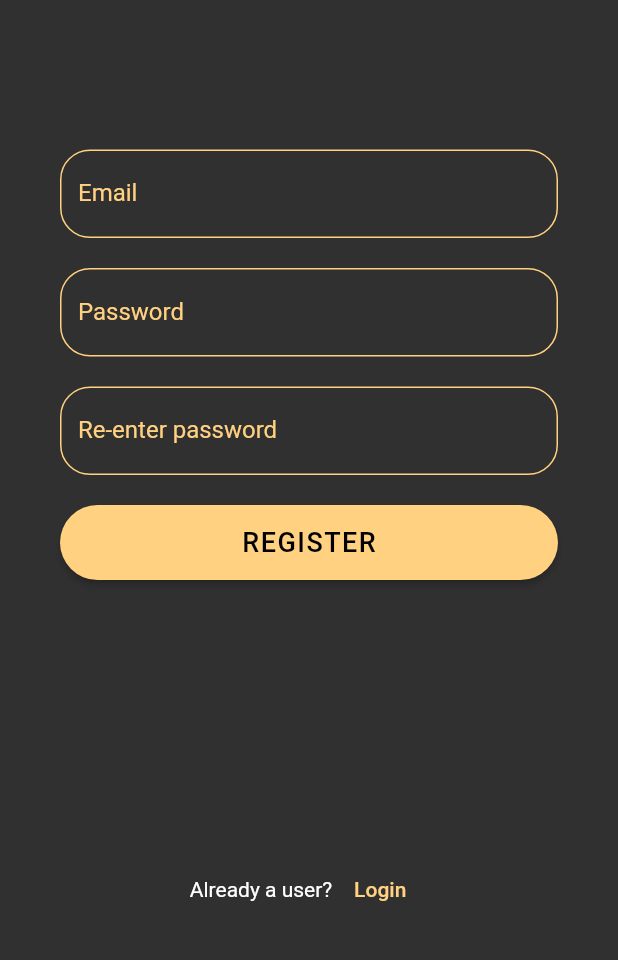
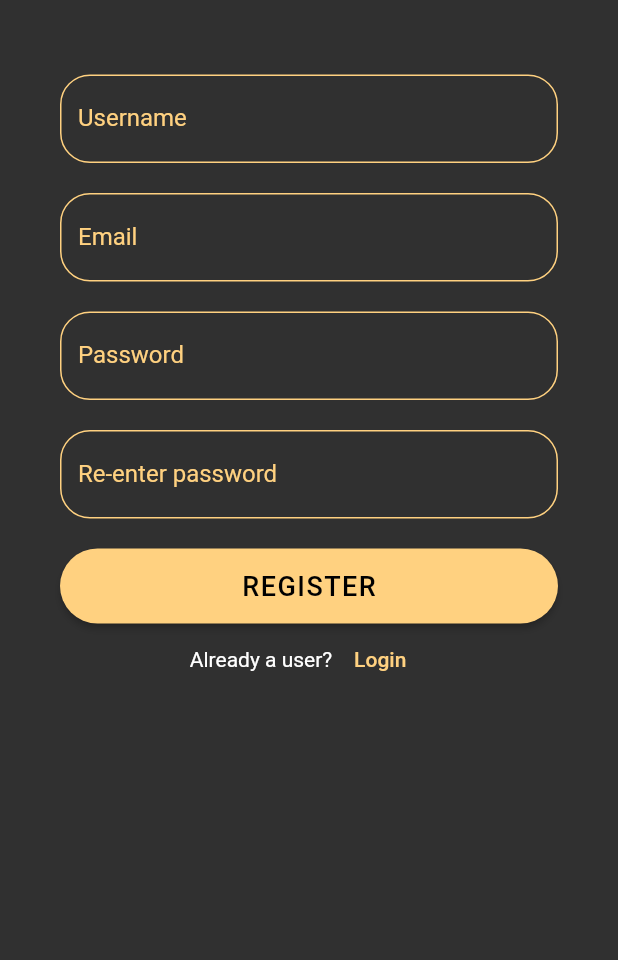
Before and after one commit to rasm211d/competeApp, a Flutter app: the screen it shows after launch, after a tap on "LOGIN", after a tap on "Register", on a phone screen of 412 x 824 dp, the part 251-1211 px from its top. Run offline on Flutter 3.47's test engine with Material 2 defaults, Android fonts, the light colour scheme and no system bars; our stand-ins replace bloc, cloud_firestore, curved_navigation_bar, dartz, firebase_auth, firebase_core and 4 more; accounts and stored records are empty.

Commit message:
Register now works and also creates a user in the database

```diff
--- a/lib/application/register/register_bloc.dart
+++ b/lib/application/register/register_bloc.dart
@@ -2,6 +2,8 @@ import 'dart:async';
 
 import 'package:bloc/bloc.dart';
 import 'package:compete/domain/auth/i_auth_facade.dart';
+import 'package:compete/domain/user/i_user_repository.dart';
+import 'package:compete/domain/user/user.dart';
 import 'package:freezed_annotation/freezed_annotation.dart';
 import 'package:injectable/injectable.dart';
 import 'package:meta/meta.dart';
@@ -13,23 +15,34 @@ part 'register_bloc.freezed.dart';
 @injectable
 class RegisterBloc extends Bloc<RegisterEvent, RegisterState> {
   final IAuthFacade _authFacade;
+  final IUserRepository _userRepository;
 
-  RegisterBloc(this._authFacade) : super(RegisterState.initial());
+  RegisterBloc(this._authFacade, this._userRepository)
+      : super(RegisterState.initial());
   @override
   Stream<RegisterState> mapEventToState(
     RegisterEvent event,
   ) async* {
-    yield* event.map(emailChanged: (e) async* {
+    yield* event.map(
+      usernameChanged: (e) async* {
+        yield state.copyWith(
+          username: e.usernameString,
+          hasRegisterFailure: false,
+        );
+      },
+      emailChanged: (e) async* {
         yield state.copyWith(
           emailAddress: e.emailString,
           hasRegisterFailure: false,
         );
-    }, passwordChanged: (e) async* {
+      },
+      passwordChanged: (e) async* {
         yield state.copyWith(
           password: e.passwordString,
           hasRegisterFailure: false,
         );
-    }, registerWithEmailAndPasswordPressed: (e) async* {
+      },
+      registerWithEmailAndPasswordPressed: (e) async* {
         final either = await _authFacade.registerWithEmailAndPassword(
           emailAdddress: state.emailAddress,
           password: state.password,
@@ -41,6 +54,21 @@ class RegisterBloc extends Bloc<RegisterEvent, RegisterState> {
             registerSuccessful: true,
           ),
         );
-    });
+      },
+      createUser: (e) async* {
+        final either = await _userRepository.createUser(
+          AppUser(
+            username: state.username,
+            emailAddress: state.emailAddress,
+          ),
+        );
+        yield either.fold(
+          (_) => state.copyWith(hasUserCreationFailure: true),
+          (_) => state.copyWith(
+              hasUserCreationFailure: false, userCreationSuccessful: true),
+        );
+        // yield state.copyWith(userCreationSuccessful: true);
+      },
+    );
   }
 }
--- a/lib/application/register/register_event.dart
+++ b/lib/application/register/register_event.dart
@@ -2,9 +2,13 @@ part of 'register_bloc.dart';
 
 @freezed
 abstract class RegisterEvent with _$RegisterEvent {
+  const factory RegisterEvent.usernameChanged(String usernameString) =
+      UsernameChanged;
   const factory RegisterEvent.emailChanged(String emailString) = EmailChanged;
   const factory RegisterEvent.passwordChanged(String passwordString) =
       PasswordChanged;
   const factory RegisterEvent.registerWithEmailAndPasswordPressed() =
       RegisterEmailAndPasswordPreesed;
+  const factory RegisterEvent.createUser(
+      String usernameString, String emailString) = CreateUser;
 }
--- a/lib/application/register/register_state.dart
+++ b/lib/application/register/register_state.dart
@@ -3,15 +3,22 @@ part of 'register_bloc.dart';
 @freezed
 abstract class RegisterState with _$RegisterState {
   const factory RegisterState({
+    required String username,
     required String emailAddress,
     required String password,
     required bool hasRegisterFailure,
     required bool registerSuccessful,
+    required bool userCreationSuccessful,
+    required bool hasUserCreationFailure,
   }) = _RegisterState;
 
   factory RegisterState.initial() => RegisterState(
-      emailAddress: '',
-      password: '',
-      hasRegisterFailure: false,
-      registerSuccessful: false);
+        username: '',
+        emailAddress: '',
+        password: '',
+        hasRegisterFailure: false,
+        registerSuccessful: false,
+        userCreationSuccessful: false,
+        hasUserCreationFailure: false,
+      );
 }
--- /dev/null
+++ b/lib/domain/user/i_user_repository.dart
@@ -0,0 +1,9 @@
+import 'package:compete/application/register/register_bloc.dart';
+import 'package:dartz/dartz.dart';
+
+import 'user.dart';
+
+abstract class IUserRepository {
+  Future<Either<String, Unit>> createUser(AppUser user);
+  Future<Either<String, Unit>> deleteUser(AppUser user);
+}
--- /dev/null
+++ b/lib/domain/user/user.dart
@@ -0,0 +1,12 @@
+import 'package:freezed_annotation/freezed_annotation.dart';
+
+part 'user.freezed.dart';
+
+@freezed
+abstract class AppUser implements _$AppUser {
+  const AppUser._();
+  const factory AppUser({
+    required String username,
+    required String emailAddress,
+  }) = _AppUser;
+}
--- a/lib/presentation/auth/login_page.dart
+++ b/lib/presentation/auth/login_page.dart
@@ -7,10 +7,10 @@ import 'package:flutter_bloc/flutter_bloc.dart';
 class LoginPage extends StatelessWidget {
   @override
   Widget build(BuildContext context) {
-    return SafeArea(
-      child: Scaffold(
-        resizeToAvoidBottomInset: false,
-        body: Container(
+    return Scaffold(
+      //resizeToAvoidBottomInset: false,
+      body: SafeArea(
+        child: Container(
           child: BlocProvider(
             create: (context) => getIt<SignInBloc>(),
             child: LoginForm(),
--- a/lib/presentation/auth/register_page.dart
+++ b/lib/presentation/auth/register_page.dart
@@ -9,10 +9,10 @@ import '../../injection.dart';
 class RegisterPage extends StatelessWidget {
   @override
   Widget build(BuildContext context) {
-    return SafeArea(
-      child: Scaffold(
-        resizeToAvoidBottomInset: false,
-        body: Container(
+    return Scaffold(
+      //resizeToAvoidBottomInset: false,
+      body: SafeArea(
+        child: Container(
           child: BlocProvider(
             create: (context) => getIt<RegisterBloc>(),
             child: RegisterForm(),
--- a/lib/presentation/auth/widgets/login_form.dart
+++ b/lib/presentation/auth/widgets/login_form.dart
@@ -31,14 +31,16 @@ class _LoginFormState extends State<LoginForm> {
         }
       },
       child: Container(
-        padding: EdgeInsets.all(40),
         child: Form(
           key: _formKey,
+          child: SingleChildScrollView(
+            child: Padding(
+              padding: const EdgeInsets.all(40),
               child: Column(
                 mainAxisAlignment: MainAxisAlignment.center,
                 children: [
                   SizedBox(
-                height: 80,
+                    height: 150,
                   ),
                   Text(
                     'COMPETE',
@@ -81,7 +83,8 @@ class _LoginFormState extends State<LoginForm> {
                     height: 50,
                     child: ElevatedButton(
                       style: ButtonStyle(
-                    shape: MaterialStateProperty.all<RoundedRectangleBorder>(
+                        shape:
+                            MaterialStateProperty.all<RoundedRectangleBorder>(
                           RoundedRectangleBorder(
                             borderRadius: BorderRadius.circular(25.0),
                           ),
@@ -97,14 +100,15 @@ class _LoginFormState extends State<LoginForm> {
                       onPressed: () {
                         if (_formKey.currentState!.validate()) {
                           context.read<SignInBloc>()
-                        ..add(SignInEvent.signInWithEmailAndPasswordPressed());
+                            ..add(SignInEvent
+                                .signInWithEmailAndPasswordPressed());
                         }
                       },
                     ),
                   ),
-              Expanded(
-                child: SizedBox(),
-              ),
+                  // Expanded(
+                  //   child: SizedBox(),
+                  // ),
                   Row(
                     mainAxisAlignment: MainAxisAlignment.center,
                     children: [
@@ -115,11 +119,14 @@ class _LoginFormState extends State<LoginForm> {
                           },
                           child: Text(
                             'Register',
-                        style: TextStyle(color: Colors.orangeAccent.shade100),
+                            style:
+                                TextStyle(color: Colors.orangeAccent.shade100),
                           ))
                     ],
                   )
                 ],
+              ),
+            ),
           ),
         ),
       ),
--- a/lib/presentation/auth/widgets/register_form.dart
+++ b/lib/presentation/auth/widgets/register_form.dart
@@ -21,20 +21,28 @@ class _RegisterFormState extends State<RegisterForm> {
     final _formKey = GlobalKey<FormState>();
     return BlocListener<RegisterBloc, RegisterState>(
       listener: (context, state) {
-        if (state.registerSuccessful) {
-          Navigator.pop(context);
+        if (state.registerSuccessful && !state.userCreationSuccessful) {
+          context.read<RegisterBloc>()
+            ..add(
+              RegisterEvent.createUser(state.username, state.emailAddress),
+            );
         } else if (state.hasRegisterFailure) {
           ScaffoldMessenger.of(context).showSnackBar(
             SnackBar(
               content: Text('Email already in use.'),
             ),
           );
+        } else if (state.userCreationSuccessful) {
+          Navigator.pushReplacementNamed(context, '/landing');
         }
       },
       child: Container(
-        padding: EdgeInsets.all(40),
+        //padding: EdgeInsets.all(40),
         child: Form(
           key: _formKey,
+          child: SingleChildScrollView(
+            child: Padding(
+              padding: const EdgeInsets.all(40),
               child: Column(
                 mainAxisAlignment: MainAxisAlignment.center,
                 children: [
@@ -49,9 +57,25 @@ class _RegisterFormState extends State<RegisterForm> {
                         letterSpacing: 4),
                   ),
                   SizedBox(
-                height: 100,
+                    height: 50,
                   ),
                   CustomTextFormField(
+                    isUsername: true,
+                    isEmail: false,
+                    isPassword: false,
+                    isPassword2: false,
+                    obscure: false,
+                    label: 'Username',
+                    onChanged: (value) {
+                      context.read<RegisterBloc>()
+                        ..add(RegisterEvent.usernameChanged(value));
+                    },
+                  ),
+                  SizedBox(
+                    height: 20,
+                  ),
+                  CustomTextFormField(
+                    isUsername: false,
                     isEmail: true,
                     isPassword: false,
                     isPassword2: false,
@@ -66,6 +90,7 @@ class _RegisterFormState extends State<RegisterForm> {
                     height: 20,
                   ),
                   CustomTextFormField(
+                    isUsername: false,
                     isPassword2: false,
                     isPassword: true,
                     isEmail: false,
@@ -80,6 +105,7 @@ class _RegisterFormState extends State<RegisterForm> {
                     height: 20,
                   ),
                   CustomTextFormField(
+                    isUsername: false,
                     isPassword: false,
                     isPassword2: true,
                     isEmail: false,
@@ -97,7 +123,8 @@ class _RegisterFormState extends State<RegisterForm> {
                     height: 50,
                     child: ElevatedButton(
                       style: ButtonStyle(
-                    shape: MaterialStateProperty.all<RoundedRectangleBorder>(
+                        shape:
+                            MaterialStateProperty.all<RoundedRectangleBorder>(
                           RoundedRectangleBorder(
                             borderRadius: BorderRadius.circular(25.0),
                           ),
@@ -119,9 +146,9 @@ class _RegisterFormState extends State<RegisterForm> {
                       },
                     ),
                   ),
-              Expanded(
-                child: SizedBox(),
-              ),
+                  // Expanded(
+                  //   child: SizedBox(),
+                  // ),
                   Row(
                     mainAxisAlignment: MainAxisAlignment.center,
                     children: [
@@ -132,11 +159,14 @@ class _RegisterFormState extends State<RegisterForm> {
                           },
                           child: Text(
                             'Login',
-                        style: TextStyle(color: Colors.orangeAccent.shade100),
+                            style:
+                                TextStyle(color: Colors.orangeAccent.shade100),
                           ))
                     ],
                   )
                 ],
+              ),
+            ),
           ),
         ),
       ),
@@ -148,6 +178,7 @@ class CustomTextFormField extends StatelessWidget {
   final Function(String) onChanged;
   final String label;
   final bool obscure;
+  final bool isUsername;
   final bool isEmail;
   final bool isPassword;
   final bool isPassword2;
@@ -157,6 +188,7 @@ class CustomTextFormField extends StatelessWidget {
     required this.onChanged,
     required this.label,
     required this.obscure,
+    required this.isUsername,
     required this.isEmail,
     required this.isPassword,
     required this.isPassword2,
@@ -204,7 +236,7 @@ class CustomTextFormField extends StatelessWidget {
           return null;
         } else if (isPassword) {
           if (!validatePassword(value.toString())) {
-            return 'Password must be longer than 6 chars';
+            return 'Password must be longer than 6 characters';
           }
           return null;
         } else if (isPassword2) {
@@ -212,6 +244,10 @@ class CustomTextFormField extends StatelessWidget {
             return 'Passwords doesnt match';
           }
           return null;
+        } else if (isUsername) {
+          if (value.toString().length <= 6) {
+            return 'Username must be longer than 6 characters';
+          }
         }
       },
     );
--- a/pubspec.yaml
+++ b/pubspec.yaml
@@ -24,6 +24,7 @@ dependencies:
   google_fonts: ^2.0.0
   injectable: ^1.2.0
   curved_navigation_bar: ^0.4.0-nullsafety.0
+  uuid: ^3.0.4
 
 
 dev_dependencies:
```
Also changed, not shown: lib/domain/game/game.dart (added, +19 -0 lines), lib/domain/game/i_game_repository.dart (added, +9 -0 lines), lib/infrastructure/user/user_repository.dart (added, +34 -0 lines), lib/application/register/register_bloc.freezed.dart, lib/domain/game/game.freezed.dart (added), lib/domain/user/user.freezed.dart (added), lib/injection.config.dart, pubspec.lock. Lines whose indentation alone changed are shown as unchanged.
